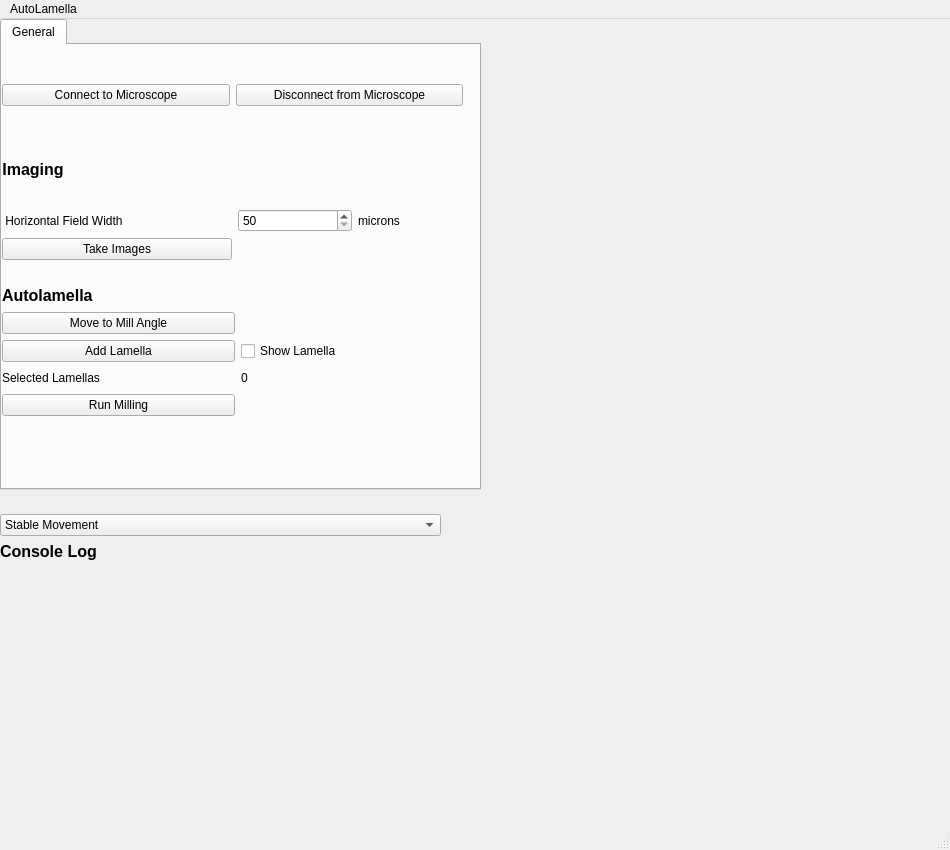
This is UI.ui in DeMarcoLab/autolamella as Qt 5 draws it before an edit. The edited form follows.
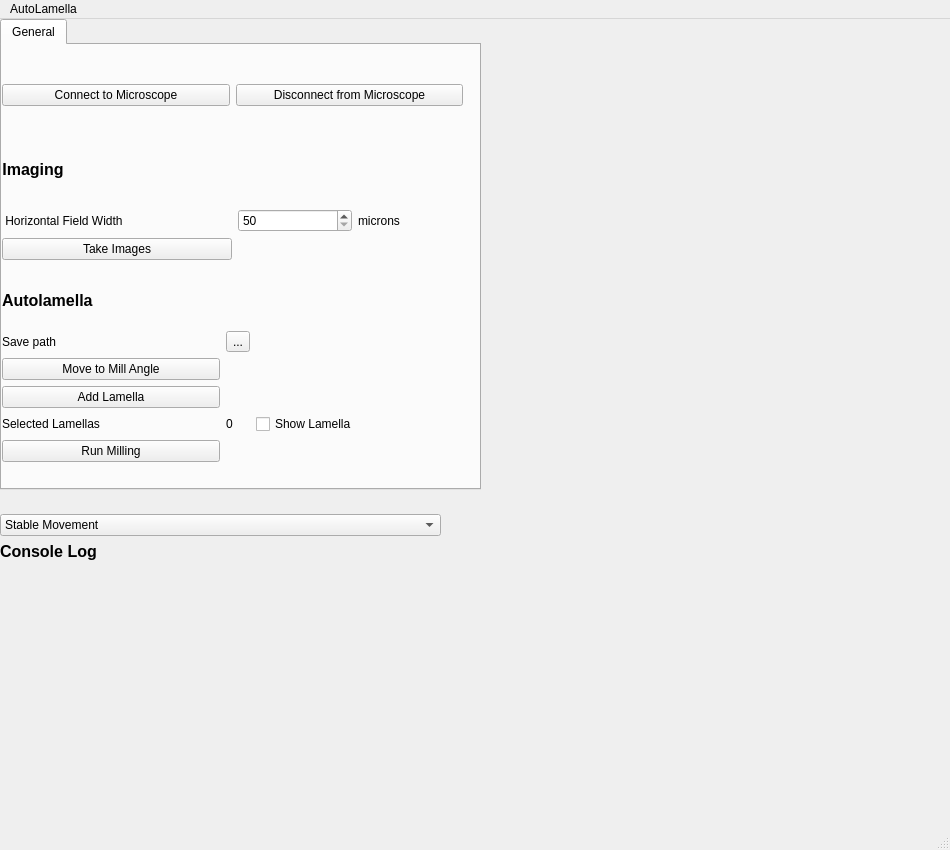
This is the edited form.

Patch:
```diff
--- a/UI.ui
+++ b/UI.ui
@@ -109,54 +109,19 @@
       <property name="geometry">
        <rect>
         <x>0</x>
-        <y>240</y>
+        <y>230</y>
         <width>471</width>
-        <height>131</height>
+        <height>187</height>
        </rect>
       </property>
       <layout class="QGridLayout" name="gridLayout">
-       <item row="2" column="1">
-        <widget class="QCheckBox" name="show_lamella">
-         <property name="text">
-          <string>Show Lamella</string>
-         </property>
-        </widget>
-       </item>
-       <item row="4" column="0">
-        <widget class="QPushButton" name="pushButton_3">
-         <property name="text">
-          <string>Run Milling</string>
-         </property>
-        </widget>
-       </item>
-       <item row="3" column="1">
-        <widget class="QLabel" name="label_2">
-         <property name="text">
-          <string>0</string>
-         </property>
-        </widget>
-       </item>
-       <item row="1" column="0">
-        <widget class="QPushButton" name="pushButton_4">
-         <property name="text">
-          <string>Move to Mill Angle</string>
-         </property>
-        </widget>
-       </item>
-       <item row="2" column="0">
+       <item row="3" column="0">
         <widget class="QPushButton" name="pushButton_2">
          <property name="text">
           <string>Add Lamella</string>
          </property>
         </widget>
        </item>
-       <item row="3" column="0">
-        <widget class="QLabel" name="label">
-         <property name="text">
-          <string>Selected Lamellas</string>
-         </property>
-        </widget>
-       </item>
        <item row="0" column="0" colspan="2">
         <widget class="QLabel" name="label_11">
          <property name="font">
@@ -174,6 +139,62 @@
          </property>
         </widget>
        </item>
+       <item row="1" column="1">
+        <widget class="QToolButton" name="save_path_button">
+         <property name="text">
+          <string>...</string>
+         </property>
+        </widget>
+       </item>
+       <item row="4" column="1">
+        <widget class="QLabel" name="label_2">
+         <property name="text">
+          <string>0</string>
+         </property>
+        </widget>
+       </item>
+       <item row="2" column="0">
+        <widget class="QPushButton" name="pushButton_4">
+         <property name="text">
+          <string>Move to Mill Angle</string>
+         </property>
+        </widget>
+       </item>
+       <item row="4" column="0">
+        <widget class="QLabel" name="label">
+         <property name="text">
+          <string>Selected Lamellas</string>
+         </property>
+        </widget>
+       </item>
+       <item row="5" column="0">
+        <widget class="QPushButton" name="pushButton_3">
+         <property name="text">
+          <string>Run Milling</string>
+         </property>
+        </widget>
+       </item>
+       <item row="1" column="0">
+        <widget class="QLabel" name="label_4">
+         <property name="text">
+          <string>Save path</string>
+         </property>
+        </widget>
+       </item>
+       <item row="1" column="2">
+        <widget class="QLabel" name="label_5">
+         <property name="text">
+          <string/>
+         </property>
+        </widget>
+       </item>
+       <item row="4" column="2">
+        <widget class="QCheckBox" name="show_lamella">
+         <property name="text">
+          <string>Show Lamella</string>
+         </property>
+        </widget>
+       </item>
       </layout>
      </widget>
      <widget class="QWidget" name="horizontalLayoutWidget">
```
Left out of the diff: 2 changed lines with no effect on the pictures.
